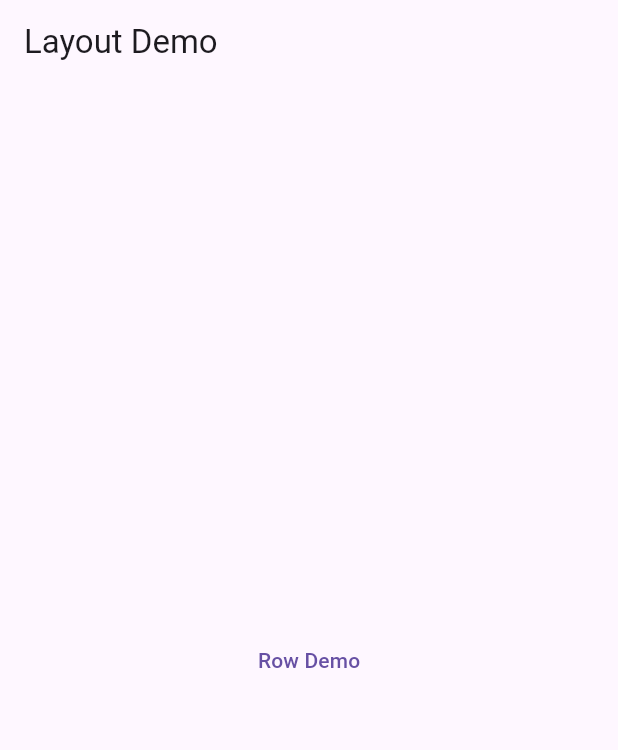
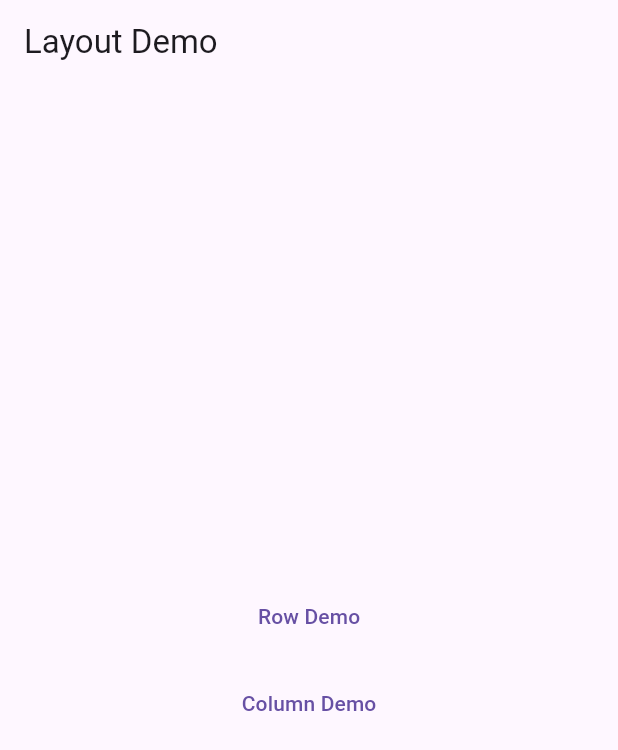
Before and after one commit to LeeMH/flutter-example, a Flutter app: the screen it shows after launch, on a phone screen of 412 x 824 dp. Shown: the top 750 px of the screen. Run offline on Flutter 3.47's test engine with Material 3 defaults, Android fonts, the light colour scheme and no system bars.

Commit message:
column 데모 추가중

```diff
--- a/layout/lib/main.dart
+++ b/layout/lib/main.dart
@@ -1,4 +1,5 @@
 import 'package:flutter/material.dart';
+import 'package:layout/screens/column_demo.dart';
 import 'package:layout/screens/main_screen.dart';
 import 'package:layout/screens/row_demo.dart';
 
@@ -15,8 +16,9 @@ class MyApp extends StatelessWidget {
     return MaterialApp(
       initialRoute: '/',
       routes: {
-        '/': (context) => MainScreen(),
-        '/row': (context) => RowDemo(),
+        '/': (context) => const MainScreen(),
+        '/row': (context) => const RowDemo(),
+        '/column': (context) => const ColumnDemo(),
       },
     );
   }
--- a/layout/lib/screens/main_screen.dart
+++ b/layout/lib/screens/main_screen.dart
@@ -17,7 +17,16 @@ class MainScreen extends StatelessWidget {
               onPressed: () {
                 Navigator.pushNamed(context, '/row');
               },
-              child: Text('Row Demo'),
+              child: const Text('Row Demo'),
+            ),
+
+            //--------------------------------------------
+            const SizedBox(height: 10),
+            TextButton(
+              onPressed: () {
+                Navigator.pushNamed(context, '/column');
+              },
+              child: const Text('Column Demo'),
             ),
           ],
         ),
```
Also changed, not shown: layout/lib/screens/column_demo.dart (added, +27 -0 lines), layout/lib/screens/row_demo.dart (+33 -13 lines), layout/images/pic1.jpg (added), layout/images/pic2.jpg (added), layout/images/pic3.jpg (added).
